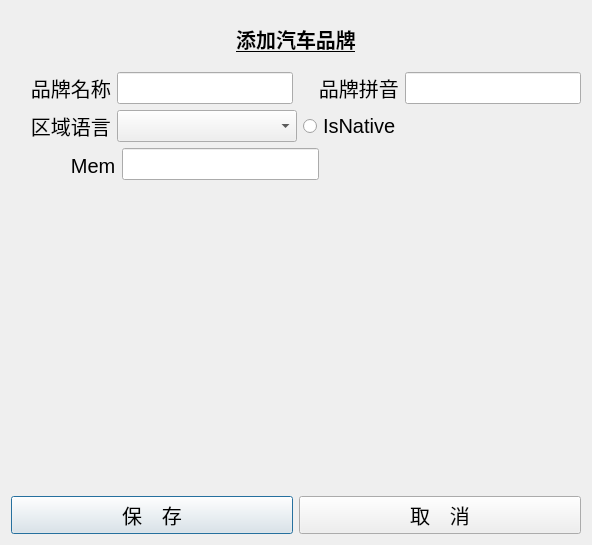
First picture: the form in projects/lishi-db-tool/manwindow.ui, repository oudream/lishi, before the edit.
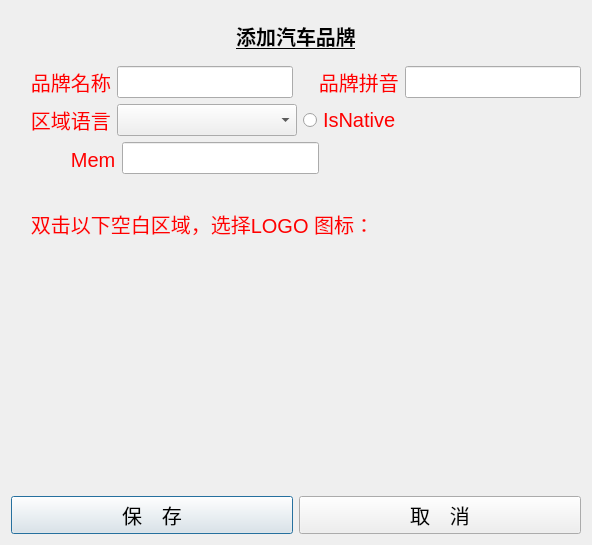
Second picture: the form after the edit.

The edit to the form file:
```diff
--- a/projects/lishi-db-tool/manwindow.ui
+++ b/projects/lishi-db-tool/manwindow.ui
@@ -18,7 +18,7 @@
   <property name="windowTitle">
    <string>Dialog</string>
   </property>
-  <layout class="QVBoxLayout" name="verticalLayout" stretch="2,1,1,1,0,10,1">
+  <layout class="QVBoxLayout" name="verticalLayout" stretch="2,1,1,1,0,0,10,1">
    <item>
     <widget class="QLabel" name="label">
      <property name="font">
@@ -45,6 +45,9 @@
      </property>
      <item>
       <widget class="QLabel" name="label_3">
+       <property name="styleSheet">
+        <string notr="true">color : red;</string>
+       </property>
        <property name="text">
         <string>　品牌名称</string>
        </property>
@@ -55,6 +58,9 @@
      </item>
      <item>
       <widget class="QLabel" name="label_4">
+       <property name="styleSheet">
+        <string notr="true">color : red;</string>
+       </property>
        <property name="text">
         <string>　品牌拼音</string>
        </property>
@@ -69,6 +75,9 @@
     <layout class="QHBoxLayout" name="horizontalLayout_3" stretch="1,3,1,3">
      <item>
       <widget class="QLabel" name="label_5">
+       <property name="styleSheet">
+        <string notr="true">color : red;</string>
+       </property>
        <property name="text">
         <string>　区域语言</string>
        </property>
@@ -79,6 +88,9 @@
      </item>
      <item>
       <widget class="QRadioButton" name="maEd4">
+       <property name="styleSheet">
+        <string notr="true">color : red;</string>
+       </property>
        <property name="text">
         <string>IsNative</string>
        </property>
@@ -103,6 +115,9 @@
     <layout class="QHBoxLayout" name="horizontalLayout_4" stretch="1,3,1,3">
      <item>
       <widget class="QLabel" name="label_6">
+       <property name="styleSheet">
+        <string notr="true">color : red;</string>
+       </property>
        <property name="text">
         <string>　　　Mem</string>
        </property>
@@ -146,6 +161,16 @@
      </property>
     </widget>
    </item>
+   <item>
+    <widget class="QLabel" name="label_2">
+     <property name="styleSheet">
+      <string notr="true">color : red;</string>
+     </property>
+     <property name="text">
+      <string>　双击以下空白区域，选择LOGO 图标：</string>
+     </property>
+    </widget>
+   </item>
    <item>
     <widget class="QLabel" name="maEd6">
      <property name="text">
```
